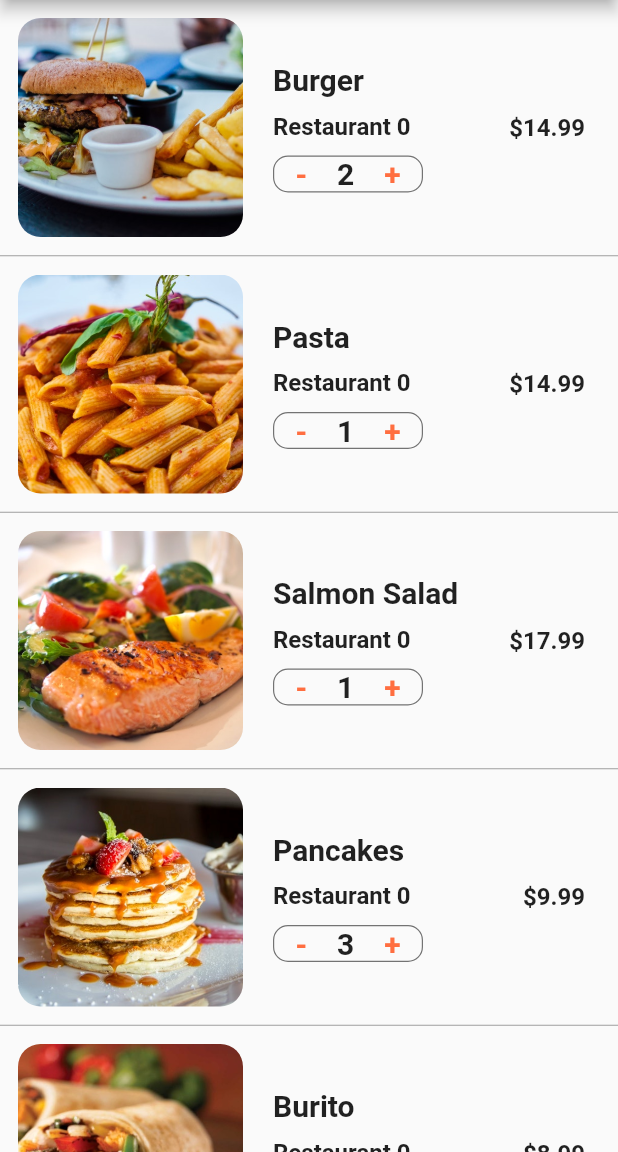
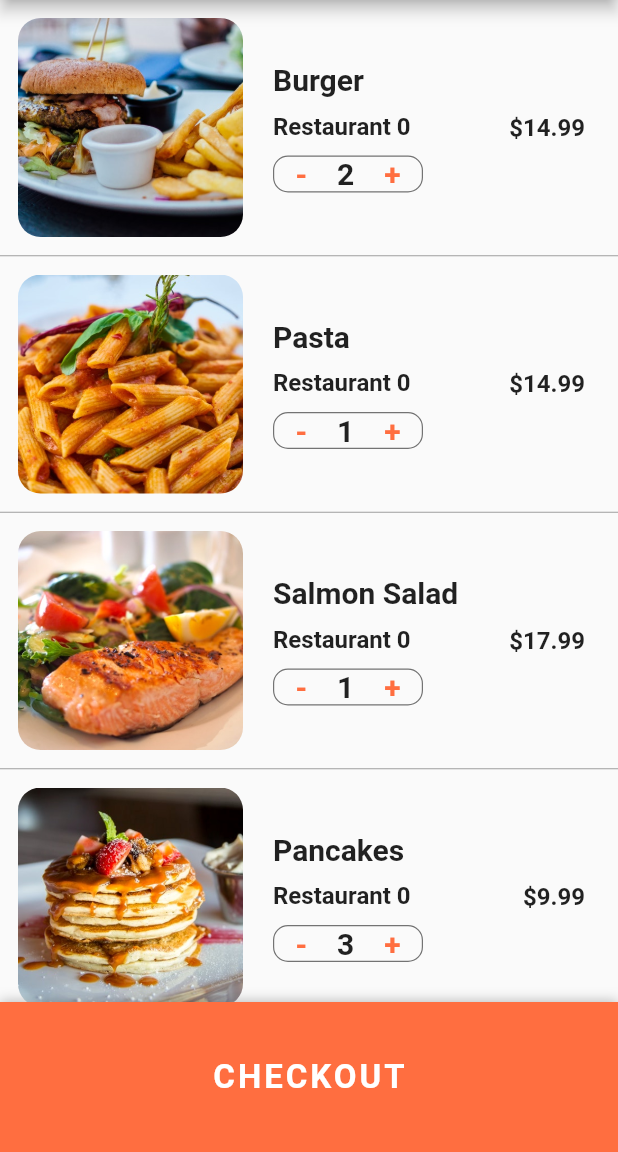
Before and after one commit to Tobils/dev-app, a Flutter app: the CartScreen screen opened directly, on a phone screen of 412 x 824 dp, the part 84-1236 px from its top. Run offline on Flutter 3.47's test engine with Material 2 defaults, Android fonts, the phone set to English and light mode, and no system bars.

Commit message:
finish food delivery app

```diff
--- a/food_delivery_ui/lib/screens/cart_screen.dart
+++ b/food_delivery_ui/lib/screens/cart_screen.dart
@@ -113,21 +113,88 @@ class _CartScreenState extends State<CartScreen> {
 
   @override
   Widget build(BuildContext context) {
+    double totalPrice = 0;
+    currentUser.cart.forEach(
+      (Order order) => totalPrice += order.quantity * order.food.price,
+    );
+
     return Scaffold(
       appBar: AppBar(
           title: Center(
         child: Text('Cart (${currentUser.cart.length})'),
       )),
       body: ListView.separated(
-        itemCount: currentUser.cart.length,
+        itemCount: currentUser.cart.length + 1,
         itemBuilder: (BuildContext context, int index) {
-          Order order = currentUser.cart[index];
-          return _buildCartItem(order);
+          if (index < currentUser.cart.length) {
+            Order order = currentUser.cart[index];
+            return _buildCartItem(order);
+          }
+          return Padding(
+            padding: EdgeInsets.all(20),
+            child: Column(
+              children: <Widget>[
+                Row(
+                  mainAxisAlignment: MainAxisAlignment.spaceBetween,
+                  children: <Widget>[
+                    Text('Estimasi waktu pengantaran :',
+                        style: TextStyle(
+                            fontSize: 20.0, fontWeight: FontWeight.w600)),
+                    Text('25 min',
+                        style: TextStyle(
+                            fontSize: 20.0, fontWeight: FontWeight.w600))
+                  ],
+                ),
+                SizedBox(height: 10.0),
+                Row(
+                  mainAxisAlignment: MainAxisAlignment.spaceBetween,
+                  children: <Widget>[
+                    Text('Total Biaya :',
+                        style: TextStyle(
+                            fontSize: 20.0, fontWeight: FontWeight.w600)),
+                    Text('\$${totalPrice.toStringAsFixed(2)}',
+                        style: TextStyle(
+                            color: Colors.green[700],
+                            fontSize: 20.0,
+                            fontWeight: FontWeight.w600))
+                  ],
+                ),
+                SizedBox(
+                  height: 90,
+                ),
+              ],
+            ),
+          );
         },
         separatorBuilder: (BuildContext context, int index) {
           return Divider(height: 1.0, color: Colors.grey);
         },
       ),
+      bottomSheet: Container(
+        height: 100,
+        width: MediaQuery.of(context).size.width,
+        decoration: BoxDecoration(
+          color: Theme.of(context).primaryColor,
+          boxShadow: [
+            BoxShadow(
+                color: Colors.black26, offset: Offset(0, -1), blurRadius: 6.0)
+          ],
+        ),
+        child: Center(
+          child: FlatButton(
+            onPressed: () {},
+            child: Text(
+              'CHECKOUT',
+              style: TextStyle(
+                color: Colors.white,
+                fontSize: 22.0,
+                fontWeight: FontWeight.bold,
+                letterSpacing: 2.0,
+              ),
+            ),
+          ),
+        ),
+      ),
     );
   }
 }
```
